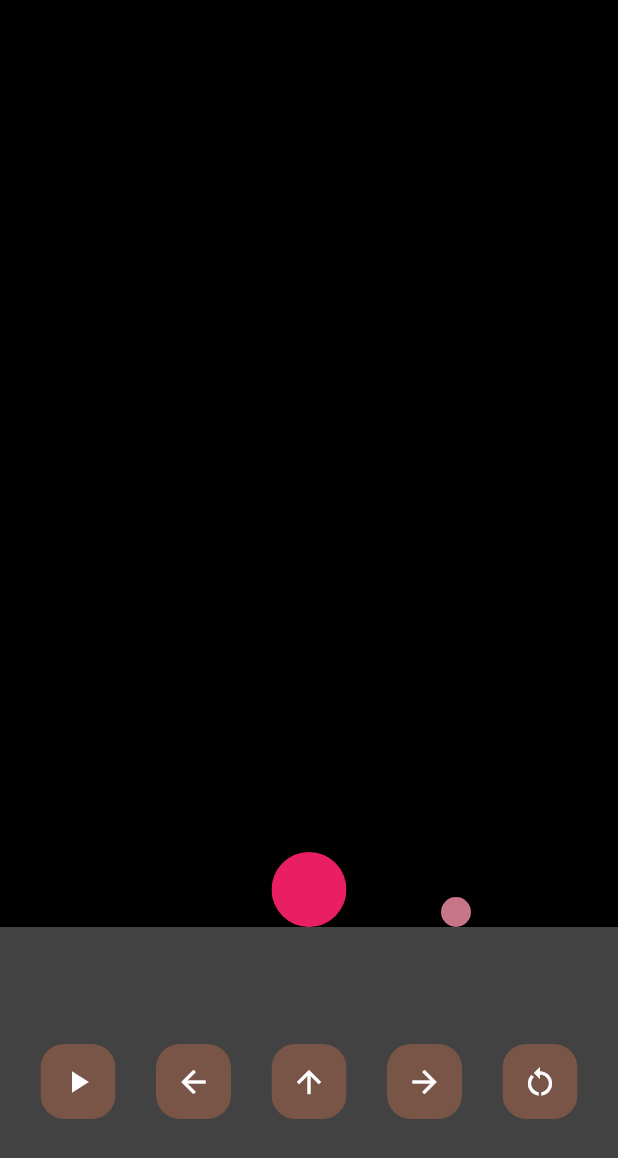
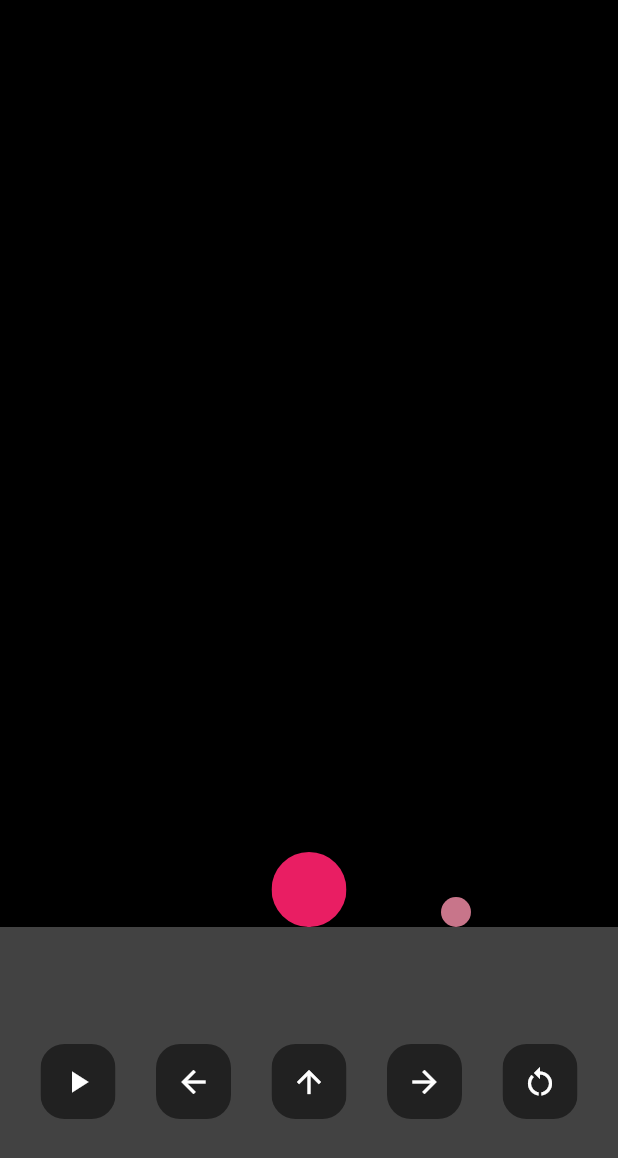
Before and after one commit to Rizz-33/Bubble-Trouble, a Flutter app: the screen it shows after launch, on a phone screen of 412 x 824 dp. Shown: the top 1158 px of the screen. Run offline on Flutter 3.47's test engine with Material 3 defaults, Android fonts, the phone set to English and light mode, and no system bars.

Commit message:
style: button color

```diff
--- a/lib/button.dart
+++ b/lib/button.dart
@@ -13,7 +13,7 @@ class MyButton extends StatelessWidget {
       child: ClipRRect(
         borderRadius: BorderRadius.circular(16),
         child: Container(
-          color: Colors.brown,
+          color: Colors.grey[900],
           width: 50,
           height: 50,
           child: Center(child: Icon(icon, color: Colors.white,)),
```
